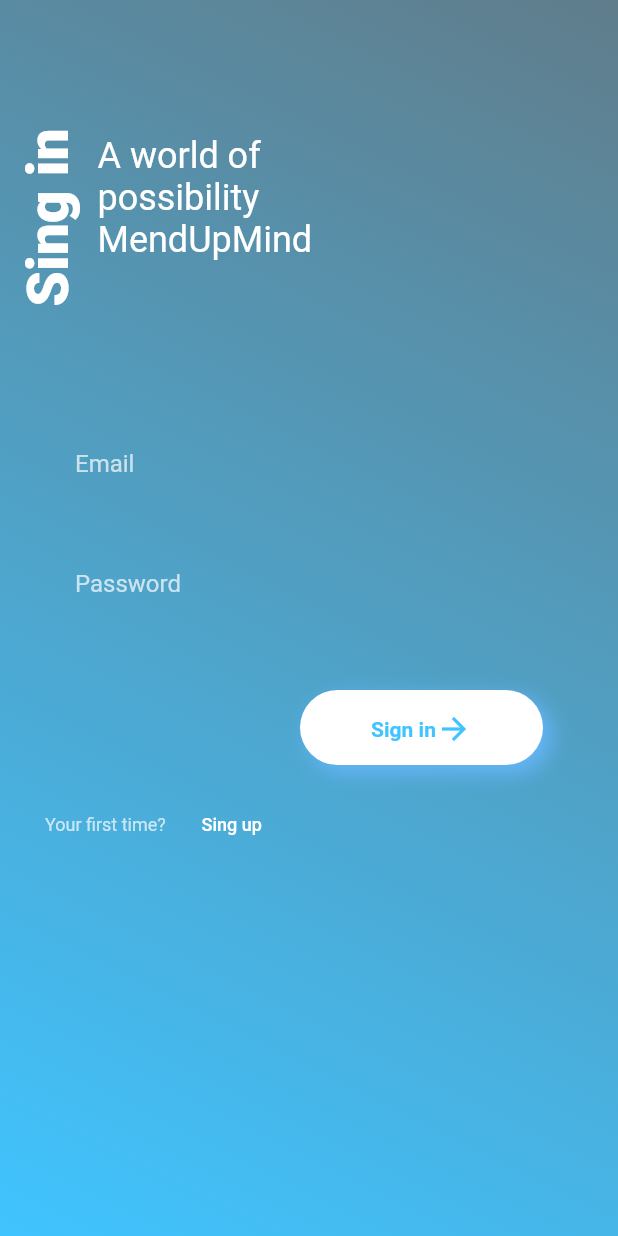
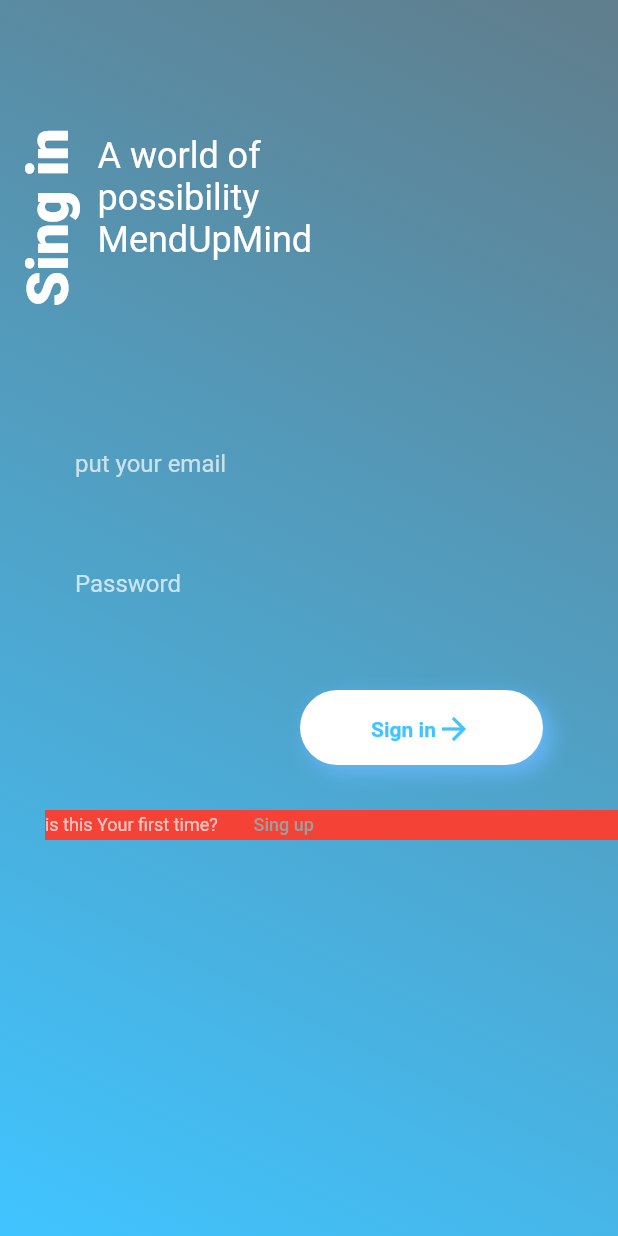
Before and after one commit to hiibrarahmad/mendupmind, a Flutter app: the screen it shows after launch, on a phone screen of 412 x 824 dp. Run offline on Flutter 3.47's test engine with Material 2 defaults, Android fonts, the phone set to English and light mode, and no system bars.

Commit message:
color and email text cange

```diff
--- a/lib/widget/first.dart
+++ b/lib/widget/first.dart
@@ -13,12 +13,12 @@ class _FirstTimeState extends State<FirstTime> {
       padding: const EdgeInsets.only(top: 30, left: 30),
       child: Container(
         alignment: Alignment.topRight,
-        //color: Colors.red,
+        color: Colors.red,
         height: 20,
         child: Row(
           children: <Widget>[
             Text(
-              'Your first time?',
+              'is this Your first time?',
               style: TextStyle(
                 fontSize: 12,
                 color: Colors.white70,
@@ -34,7 +34,7 @@ class _FirstTimeState extends State<FirstTime> {
                 'Sing up',
                 style: TextStyle(
                   fontSize: 12,
-                  color: Colors.white,
+                  color: Colors.grey,
                 ),
                 textAlign: TextAlign.right,
               ),
@@ -45,3 +45,4 @@ class _FirstTimeState extends State<FirstTime> {
     );
   }
 }
+//todo: connect with firebase
--- a/lib/widget/inputEmail.dart
+++ b/lib/widget/inputEmail.dart
@@ -20,7 +20,7 @@ class _InputEmailState extends State<InputEmail> {
           decoration: InputDecoration(
             border: InputBorder.none,
             fillColor: Colors.lightBlueAccent,
-            labelText: 'Email',
+            labelText: 'put your email',//email to put your email
             labelStyle: TextStyle(
               color: Colors.white70,
             ),
```
